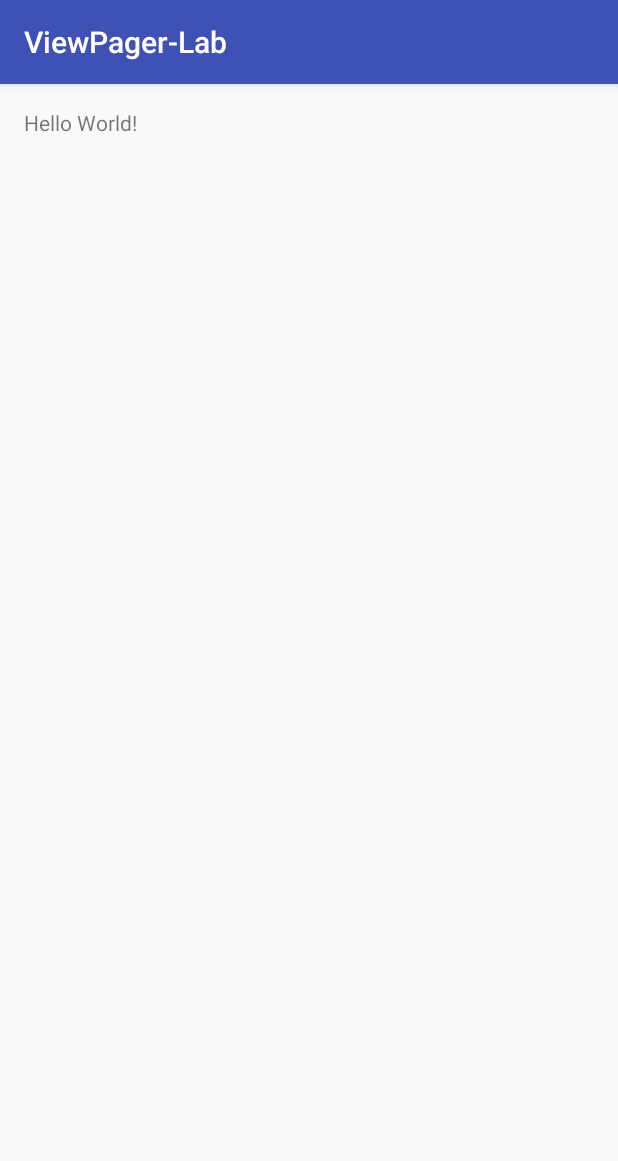
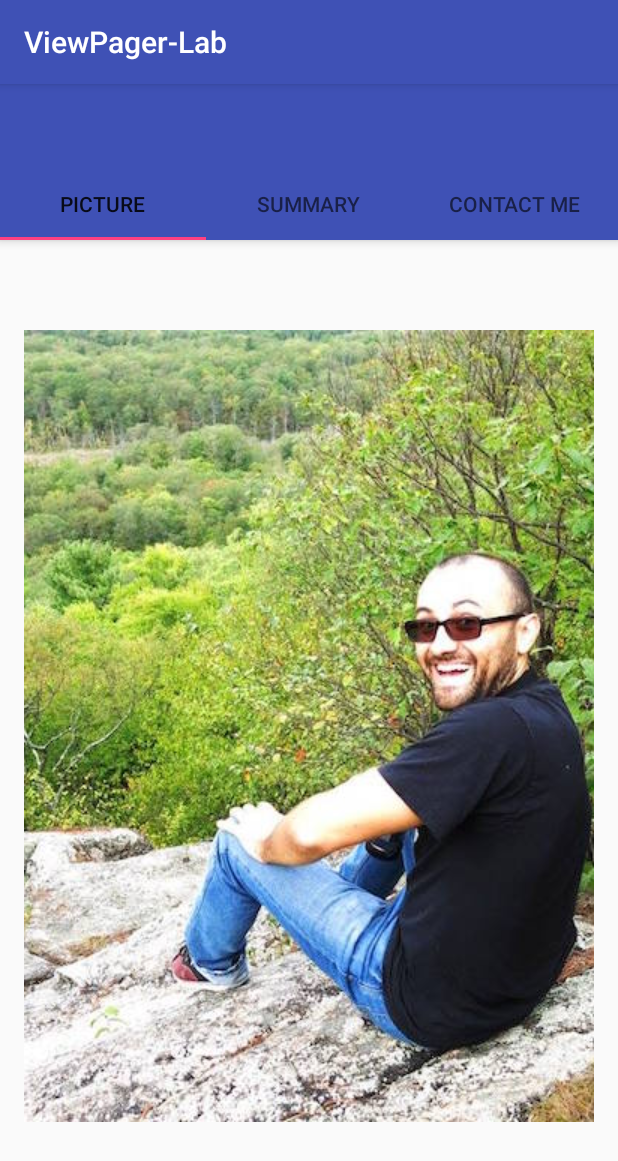
Before and after one commit to ga-adi-macaron/ViewPager-Lab, an Android app: the screen it shows after launch (MainActivity), on a phone screen of 412 x 824 dp. Shown: the top 1161 px of the screen. Run offline under Robolectric (Android 15) with nearby library versions, the phone set to English and light mode, and no system bars.

Commit message:
Finished requirements, added a photo, added a function to get titles from fragments.

```diff
--- a/ViewPager-Lab/app/src/main/java/shuvalov/nikita/viewpager_lab/MainActivity.java
+++ b/ViewPager-Lab/app/src/main/java/shuvalov/nikita/viewpager_lab/MainActivity.java
@@ -1,6 +1,9 @@
 package shuvalov.nikita.viewpager_lab;
 
+import android.support.design.widget.TabLayout;
 import android.support.v4.app.Fragment;
+import android.support.v4.app.FragmentManager;
+import android.support.v4.view.ViewPager;
 import android.support.v7.app.AppCompatActivity;
 import android.os.Bundle;
 
@@ -15,6 +18,24 @@ public class MainActivity extends AppCompatActivity {
         super.onCreate(savedInstanceState);
         setContentView(R.layout.activity_main);
 
+        mFragmentArrayList = new ArrayList<>();
 
+        Fragment pictureFragment = new PictureFragment();
+        Fragment personalInfoFragment = new PersonalinfoFragment();
+        Fragment contactInfoFragment = new UserContactFragment();
+
+        mFragmentArrayList.add(pictureFragment);
+        mFragmentArrayList.add(personalInfoFragment);
+        mFragmentArrayList.add(contactInfoFragment);
+
+
+        FragmentManager fragmentManager = getSupportFragmentManager();
+        ProfileFragmentAdapter profileFragmentAdapter = new ProfileFragmentAdapter(fragmentManager, mFragmentArrayList);
+
+        ViewPager viewPager = (ViewPager)findViewById(R.id.viewpager);
+        viewPager.setAdapter(profileFragmentAdapter);
+
+        TabLayout tabLayout = (TabLayout)findViewById(R.id.tabLayout);
+        tabLayout.setupWithViewPager(viewPager);
     }
 }
--- a/ViewPager-Lab/app/src/main/java/shuvalov/nikita/viewpager_lab/PersonalinfoFragment.java
+++ b/ViewPager-Lab/app/src/main/java/shuvalov/nikita/viewpager_lab/PersonalinfoFragment.java
@@ -12,11 +12,17 @@ import android.view.ViewGroup;
  */
 
 public class PersonalinfoFragment extends Fragment {
-
+    private String mTitle = "Summary";
     @Nullable
     @Override
     public View onCreateView(LayoutInflater inflater, @Nullable ViewGroup container, @Nullable Bundle savedInstanceState) {
         View v = inflater.inflate(R.layout.fragment_personal, container, false);
         return v;
     }
+    public String getTitle(){
+        return mTitle;
+    }
+    public PersonalinfoFragment castFragmentToChildClass(Fragment c){
+        return (PersonalinfoFragment) c;
+    }
 }
--- a/ViewPager-Lab/app/src/main/java/shuvalov/nikita/viewpager_lab/PictureFragment.java
+++ b/ViewPager-Lab/app/src/main/java/shuvalov/nikita/viewpager_lab/PictureFragment.java
@@ -12,10 +12,17 @@ import android.view.ViewGroup;
  */
 
 public class PictureFragment extends Fragment {
+    private String mTitle= "Picture";
     @Nullable
     @Override
     public View onCreateView(LayoutInflater inflater, @Nullable ViewGroup container, @Nullable Bundle savedInstanceState) {
         View v = inflater.inflate(R.layout.fragment_picture, container, false);
         return v;
     }
+    public String getTitle(){
+        return mTitle;
+    }
+    public PictureFragment castFragmentToChildClass(Fragment c){
+        return (PictureFragment) c;
+    }
 }
--- a/ViewPager-Lab/app/src/main/java/shuvalov/nikita/viewpager_lab/ProfileFragmentAdapter.java
+++ b/ViewPager-Lab/app/src/main/java/shuvalov/nikita/viewpager_lab/ProfileFragmentAdapter.java
@@ -4,22 +4,51 @@ import android.support.v4.app.Fragment;
 import android.support.v4.app.FragmentManager;
 import android.support.v4.app.FragmentPagerAdapter;
 
+import java.util.ArrayList;
+
 /**
  * Created by NikitaShuvalov on 11/1/16.
  */
 
 public class ProfileFragmentAdapter extends FragmentPagerAdapter {
-    public ProfileFragmentAdapter(FragmentManager fm) {
+    ArrayList<Fragment> mFragmentArrayList;
+
+    public ProfileFragmentAdapter(FragmentManager fm, ArrayList<Fragment> fragmentArrayList) {
         super(fm);
+        mFragmentArrayList=fragmentArrayList;
     }
 
     @Override
     public Fragment getItem(int position) {
-        return null;
+        return mFragmentArrayList.get(position);
     }
 
     @Override
     public int getCount() {
-        return 3;
+        return mFragmentArrayList.size();
+    }
+
+
+    /*I wanted Fragment subclasses to hold the title to allow it to be more dynamic.
+    But since my fragment objects were all cast to Fragment, I can't call getTitle without editing Fragment Class.
+    This is my work-around to that, as dirty as it is.
+    */
+    @Override
+    public CharSequence getPageTitle(int position) {
+        Fragment frag = mFragmentArrayList.get(position);
+        Class c = frag.getClass();
+        if (c.equals(new PictureFragment().getClass())){
+            PictureFragment p = (PictureFragment) frag;
+            return p.getTitle();
+        } else if (c.equals(new PersonalinfoFragment().getClass())){
+            PersonalinfoFragment p = (PersonalinfoFragment) frag;
+            return p.getTitle();
+        }else if (c.equals(new UserContactFragment().getClass())){
+            UserContactFragment p = (UserContactFragment) frag;
+            return p.getTitle();
+        }else{
+            return null;
+        }
+
     }
 }
--- a/ViewPager-Lab/app/src/main/java/shuvalov/nikita/viewpager_lab/UserContactFragment.java
+++ b/ViewPager-Lab/app/src/main/java/shuvalov/nikita/viewpager_lab/UserContactFragment.java
@@ -12,11 +12,16 @@ import android.view.ViewGroup;
  */
 
 public class UserContactFragment extends Fragment {
-
+    private String mTitle = "Contact Me";
     @Nullable
     @Override
     public View onCreateView(LayoutInflater inflater, @Nullable ViewGroup container, @Nullable Bundle savedInstanceState) {
         View v = inflater.inflate(R.layout.fragment_contact, container, false);
         return v;
     }
-}
+
+    public String getTitle() {
+        return mTitle;
+    }
+
+    }
--- a/ViewPager-Lab/app/src/main/res/layout/activity_main.xml
+++ b/ViewPager-Lab/app/src/main/res/layout/activity_main.xml
@@ -2,17 +2,37 @@
 <RelativeLayout
     xmlns:android="http://schemas.android.com/apk/res/android"
     xmlns:tools="http://schemas.android.com/tools"
+    xmlns:app="http://schemas.android.com/apk/res-auto"
     android:id="@+id/activity_main"
     android:layout_width="match_parent"
     android:layout_height="match_parent"
     android:paddingBottom="@dimen/activity_vertical_margin"
-    android:paddingLeft="@dimen/activity_horizontal_margin"
-    android:paddingRight="@dimen/activity_horizontal_margin"
-    android:paddingTop="@dimen/activity_vertical_margin"
+
     tools:context="shuvalov.nikita.viewpager_lab.MainActivity">
 
-    <TextView
-        android:layout_width="wrap_content"
+    <android.support.design.widget.AppBarLayout
+        android:id="@+id/appbar"
+        android:layout_width="match_parent"
+        android:layout_height="wrap_content">
+
+        <android.support.v7.widget.Toolbar
+            android:id="@+id/toolbar"
+            android:layout_width="match_parent"
+            android:layout_height="?attr/actionBarSize"
+            android:background="?attr/colorPrimary"/>
+
+        <android.support.design.widget.TabLayout
+            android:id="@+id/tabLayout"
+            android:layout_width="match_parent"
+            android:layout_height="match_parent"/>
+    </android.support.design.widget.AppBarLayout>
+
+
+    <android.support.v4.view.ViewPager
+        android:id="@+id/viewpager"
+        android:layout_below="@id/appbar"
+        android:layout_width="match_parent"
         android:layout_height="wrap_content"
-        android:text="Hello World!"/>
+        android:paddingLeft="@dimen/activity_horizontal_margin"
+        android:paddingRight="@dimen/activity_horizontal_margin"/>
 </RelativeLayout>
--- a/ViewPager-Lab/app/src/main/res/layout/fragment_picture.xml
+++ b/ViewPager-Lab/app/src/main/res/layout/fragment_picture.xml
@@ -10,6 +10,7 @@
         android:layout_height="wrap_content"
         android:scaleType="centerCrop"
         android:layout_gravity="center"
+        android:src="@drawable/user_profile"
         />
 
 </FrameLayout>
```
Also changed, not shown: ViewPager-Lab/app/src/main/res/drawable/user_profile.jpg (added).
